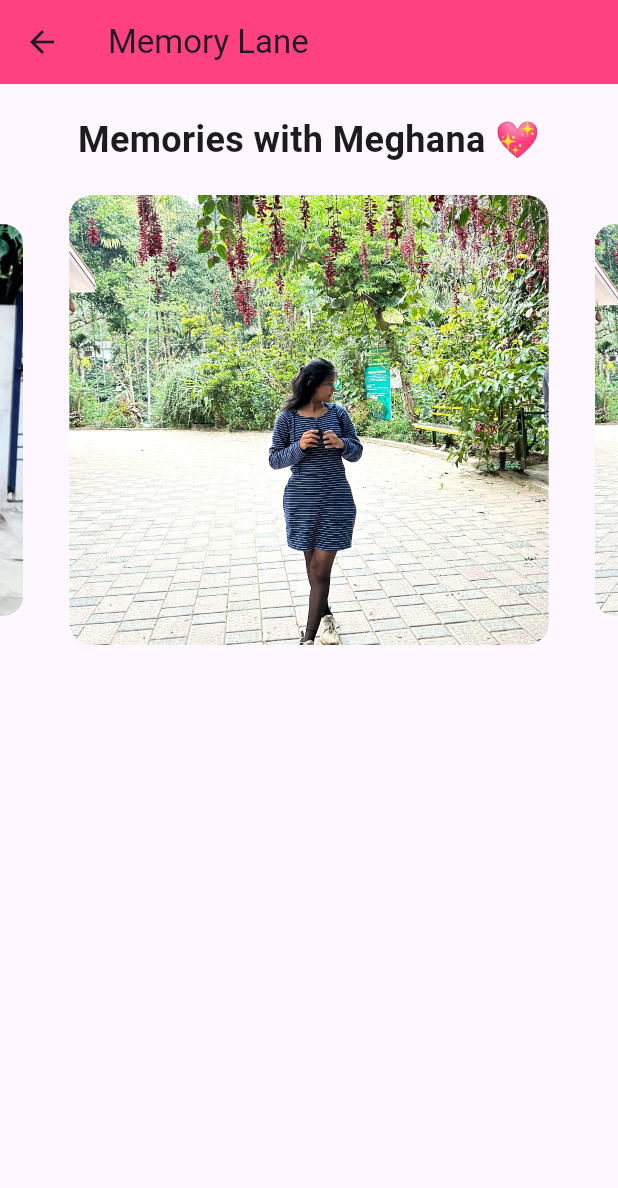
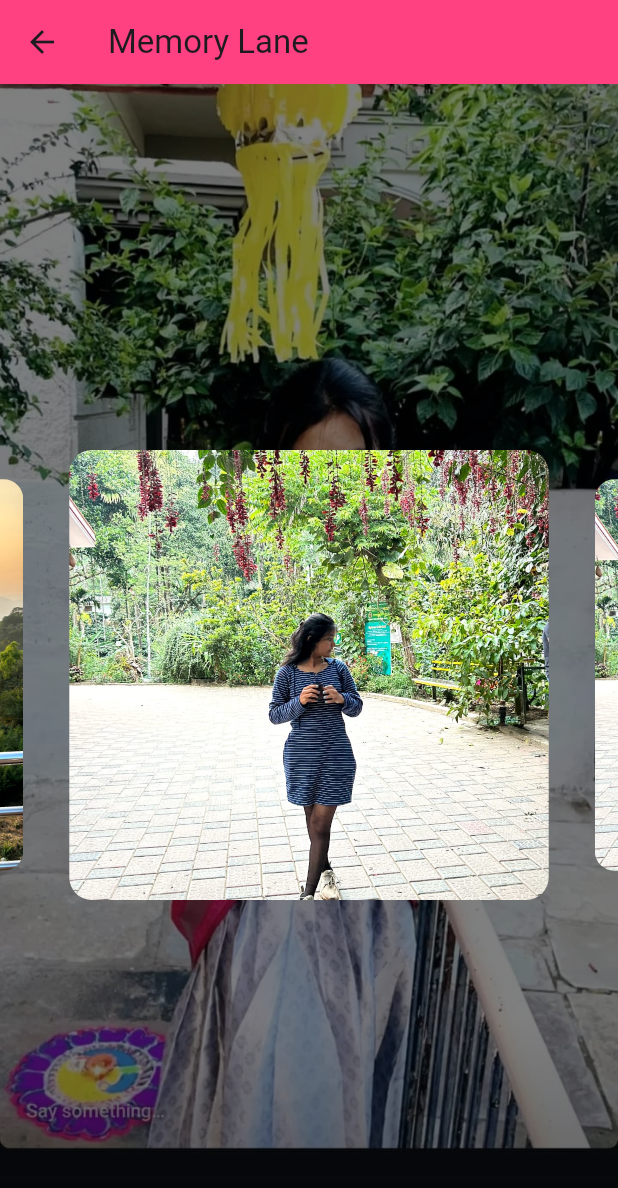
Before and after one commit to Pradeep1234566/Birthday_flutter, a Flutter app: the MemoryLaneScreen screen opened directly, on a phone screen of 412 x 824 dp. Shown: the top 1188 px of the screen. Run offline on Flutter 3.47's test engine with Material 3 defaults, Android fonts, the phone set to English and light mode, and no system bars; drawn by our look-alikes of carousel_slider.

Commit message:
Third commit

```diff
--- a/lib/main.dart
+++ b/lib/main.dart
@@ -115,8 +115,9 @@ class MemoryLaneScreen extends StatelessWidget {
     'asset/images/P2.jpg',
     'asset/images/P3.jpg',
     'asset/images/P4.jpg',
-    'asset/images/P5.jpg',
   ];
+
+  final String backgroundImage = 'asset/images/P5.jpg';
 
   @override
   Widget build(BuildContext context) {
@@ -125,13 +126,25 @@ class MemoryLaneScreen extends StatelessWidget {
         title: Text("Memory Lane"),
         backgroundColor: Colors.pinkAccent,
       ),
-      body: Column(
+      body: Stack(
         children: [
-          SizedBox(height: 20),
-          Text(
-            "Memories with Meghana 💖",
-            style: TextStyle(fontSize: 24, fontWeight: FontWeight.bold),
+          // Background Image with reduced visibility
+          Container(
+            decoration: BoxDecoration(
+              image: DecorationImage(
+                image: AssetImage(backgroundImage),
+                fit: BoxFit.cover,
               ),
+            ),
+            child: Container(
+              color: Colors.black.withOpacity(0.5), // Semi-transparent overlay
+            ),
+          ),
+          // Overlay Content
+          Center(
+            child: Column(
+              mainAxisSize: MainAxisSize.min, // Centers the content vertically
+              children: [
                 SizedBox(height: 20),
                 CarouselSlider(
                   options: CarouselOptions(
@@ -155,6 +168,9 @@ class MemoryLaneScreen extends StatelessWidget {
                       },
                     );
                   }).toList(),
+                ),
+              ],
+            ),
           ),
         ],
       ),
```
Lines whose indentation alone changed are shown as unchanged.
